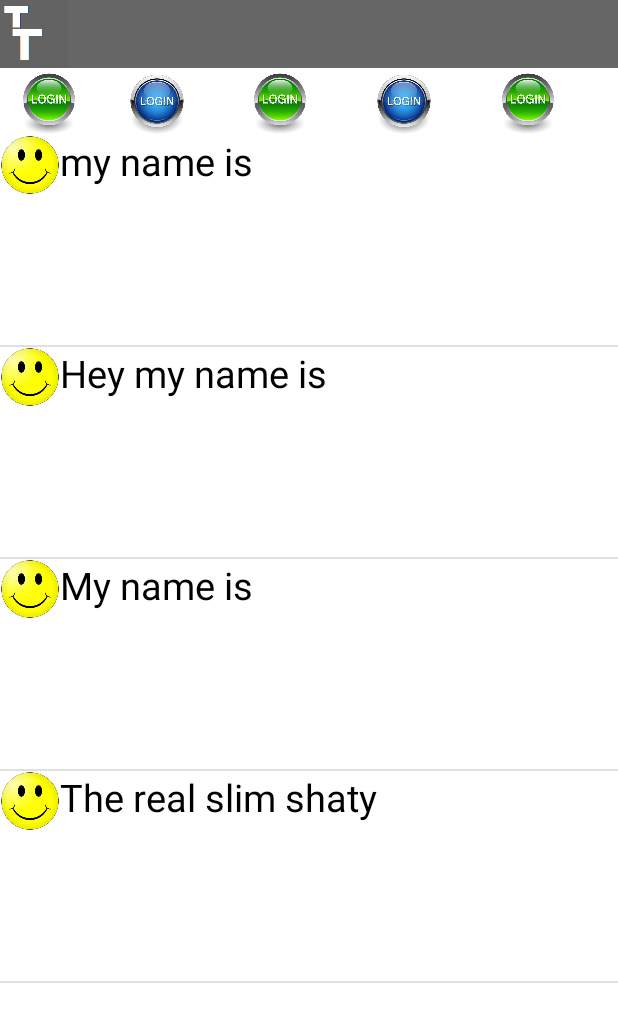
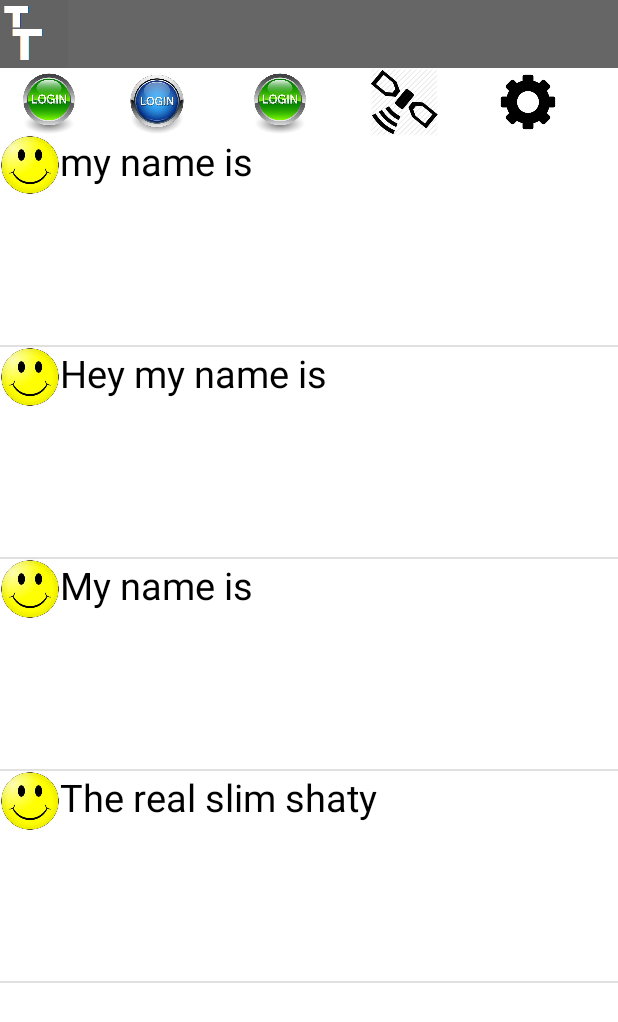
Before and after one commit to Thizzle12/ToiletT, an Android app: the screen it shows after launch (StartActivity), after a tap on an icon or button, on a phone screen of 412 x 824 dp. Shown: the top 1022 px of the screen. Run offline under Robolectric (Android 15) with nearby library versions, the phone set to English and light mode, and no system bars.

Commit message:
Cooler button icons
Added gear for settings and sattelite for localization

```diff
--- a/app/src/main/res/layout/mainmenu_layout.xml
+++ b/app/src/main/res/layout/mainmenu_layout.xml
@@ -87,7 +87,7 @@
 
             android:layout_width="45dp"
             android:layout_height="45dp"
-            android:background="@drawable/login_blue"
+            android:background="@drawable/sattelit"
             android:id="@+id/show_friends"
             android:layout_toRightOf="@+id/show_profile"
 
@@ -101,7 +101,7 @@
             android:layout_gravity="center"
             android:layout_width="45dp"
             android:layout_height="45dp"
-            android:background="@drawable/login_green"
+            android:background="@drawable/gear"
             android:id="@+id/show_settings"
             android:layout_toRightOf="@+id/show_friends"
             android:layout_marginRight="10dp"
```
Also changed, not shown: app/src/main/res/layout/settings.xml (+25 -1 lines), app/src/main/res/drawable/gear.png (added), app/src/main/res/drawable/sattelit.png (added).
